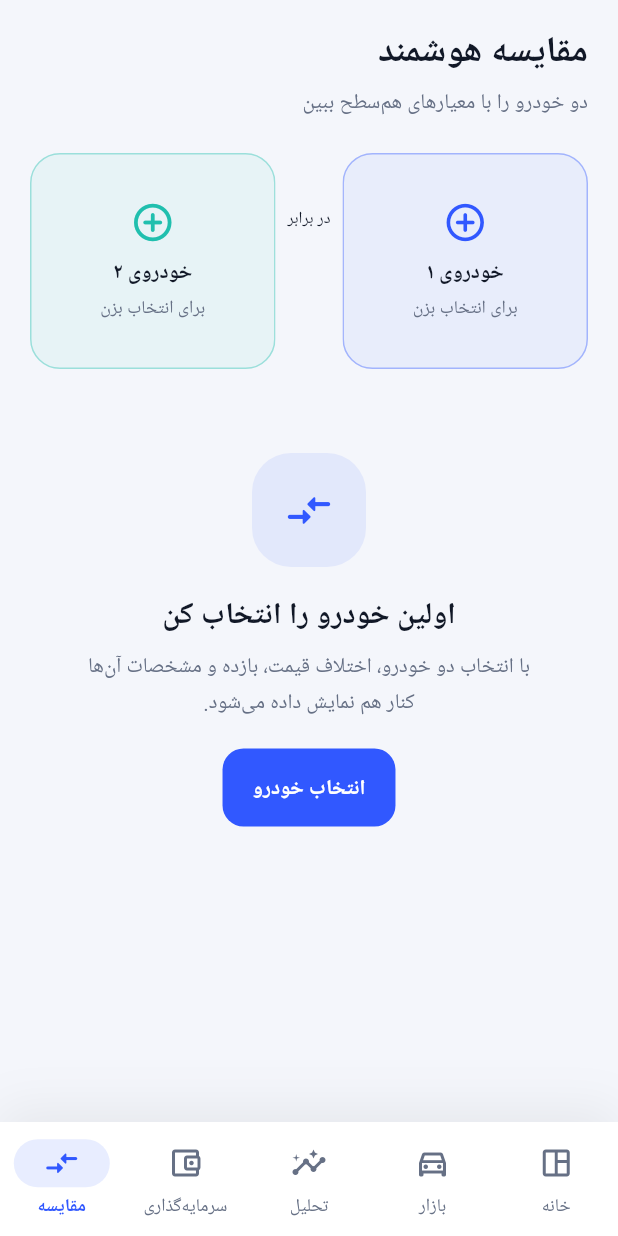
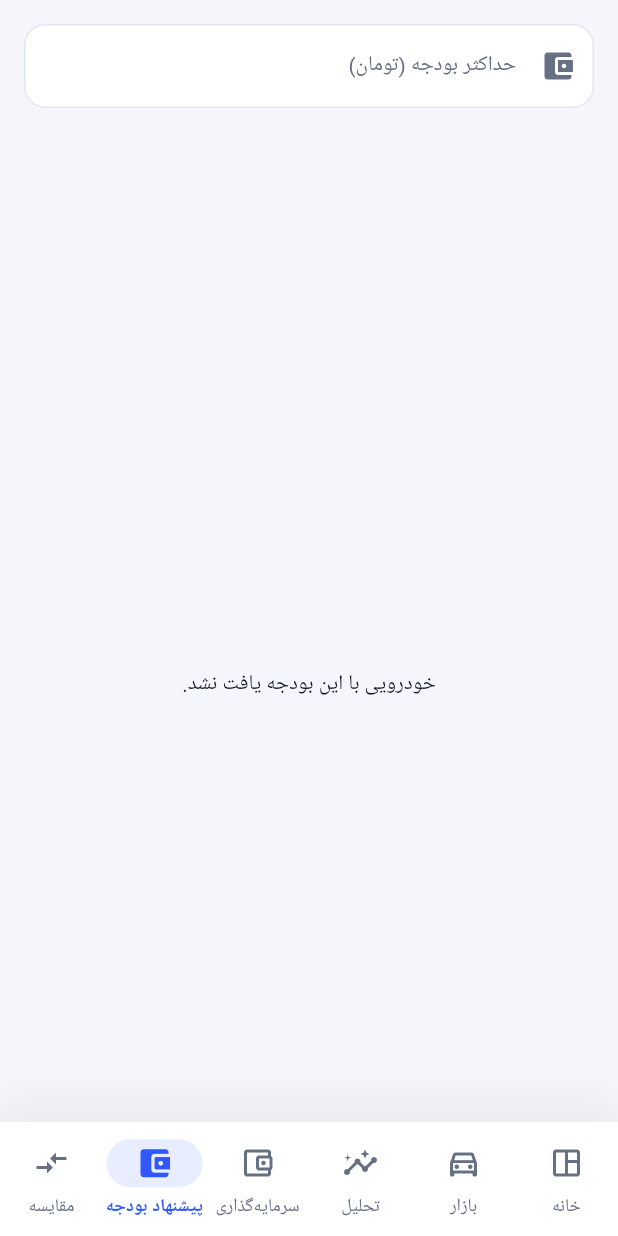
Before and after one commit to xElyanax/Ravand-car-market, a Flutter app: the screen it shows after launch, item 5 of the bottom bar chosen, on a phone screen of 412 x 824 dp. Run offline on Flutter 3.47's test engine with Material 3 defaults, Android fonts, the phone set to English and light mode, and no system bars; our stand-ins replace shamsi_date, shared_preferences.

Commit message:
feat(budget): add budget suggestion page and update shell navigation

```diff
--- a/lib/ui/app_shell.dart
+++ b/lib/ui/app_shell.dart
@@ -7,6 +7,7 @@ import 'compare_page.dart';
 import 'home_page.dart';
 import 'market_page.dart';
 import 'investment_page.dart';
+import 'budget_suggestion_page.dart';
 
 class AppShell extends StatelessWidget {
   const AppShell({super.key, required this.controller});
@@ -34,6 +35,11 @@ class AppShell extends StatelessWidget {
       selectedIcon: Icon(Icons.account_balance_wallet_rounded),
       label: 'سرمایه‌گذاری',
     ),
+    NavigationDestination(
+      icon: Icon(Icons.account_balance_wallet_outlined),
+      selectedIcon: Icon(Icons.account_balance_wallet_rounded),
+      label: 'پیشنهاد بودجه',
+    ),
 
     NavigationDestination(
       icon: Icon(Icons.compare_arrows_outlined),
@@ -55,7 +61,9 @@ class AppShell extends StatelessWidget {
           MarketPage(controller: controller),
           AnalyticsPage(controller: controller),
           InvestmentPage(controller: controller),
+          BudgetSuggestionPage(controller: controller),
           ComparePage(controller: controller),
+
         ];
         final isWide = MediaQuery.sizeOf(context).width >= 900;
         if (isWide) {
@@ -96,6 +104,12 @@ class AppShell extends StatelessWidget {
                         icon: Icon(Icons.account_balance_wallet_outlined),
                         selectedIcon: Icon(Icons.account_balance_wallet_rounded),
                       label: Text('سرمایه‌گذاری'),
+                      ),
+
+                      NavigationRailDestination(
+                        icon: Icon(Icons.account_balance_wallet_outlined),
+                        selectedIcon: Icon(Icons.account_balance_wallet_rounded),
+                        label: Text('پیشنهاد بودجه'),
                       ),
 
                       NavigationRailDestination(
@@ -141,12 +155,12 @@ class AppShell extends StatelessWidget {
           ),
           floatingActionButtonLocation:
               FloatingActionButtonLocation.centerFloat,
-          floatingActionButton: comparisonCount > 0 && controller.tabIndex != 4
+          floatingActionButton: comparisonCount > 0 && controller.tabIndex != 5
               ? Padding(
                   padding: const EdgeInsets.only(bottom: 72),
                   child: FloatingActionButton.extended(
                     heroTag: 'compare-selection',
-                    onPressed: () => controller.setTab(4),
+                    onPressed: () => controller.setTab(5),
                     icon: const Icon(Icons.compare_arrows_rounded),
                     label: Text(
                       comparisonCount == 1
--- /dev/null
+++ b/lib/ui/budget_suggestion_page.dart
@@ -0,0 +1,66 @@
+import 'package:flutter/material.dart';
+import '../data/car_model.dart';
+import '../state/app_controller.dart';
+
+class BudgetSuggestionPage extends StatefulWidget {
+  const BudgetSuggestionPage({super.key, required this.controller});
+  final AppController controller;
+
+  @override
+  State<BudgetSuggestionPage> createState() => _BudgetSuggestionPageState();
+}
+
+class _BudgetSuggestionPageState extends State<BudgetSuggestionPage> {
+  final _budgetController = TextEditingController();
+  List<CarModel> _filteredCars = [];
+
+  void _filterCars() {
+    final budget = int.tryParse(_budgetController.text.replaceAll(',', ''));
+    if (budget == null) {
+      setState(() => _filteredCars = []);
+      return;
+    }
+    setState(() {
+      _filteredCars = widget.controller.cars
+          .where((car) => car.price <= budget)
+          .toList()
+        ..sort((a, b) => b.price.compareTo(a.price));
+    });
+  }
+
+  @override
+  Widget build(BuildContext context) {
+    return Column(
+      children: [
+        Padding(
+          padding: const EdgeInsets.all(16.0),
+          child: TextField(
+            controller: _budgetController,
+            keyboardType: TextInputType.number,
+            decoration: const InputDecoration(
+              labelText: 'حداکثر بودجه (تومان)',
+              border: OutlineInputBorder(),
+              prefixIcon: Icon(Icons.account_balance_wallet),
+            ),
+            onChanged: (_) => _filterCars(),
+          ),
+        ),
+        Expanded(
+          child: _filteredCars.isEmpty
+              ? const Center(child: Text('خودرویی با این بودجه یافت نشد.'))
+              : ListView.builder(
+                  itemCount: _filteredCars.length,
+                  itemBuilder: (context, index) {
+                    final car = _filteredCars[index];
+                    return ListTile(
+                      title: Text(car.displayName),
+                      subtitle: Text('${car.price} تومان'),
+                      leading: const Icon(Icons.directions_car),
+                    );
+                  },
+                ),
+        ),
+      ],
+    );
+  }
+}
```
Lines whose indentation alone changed are shown as unchanged.
